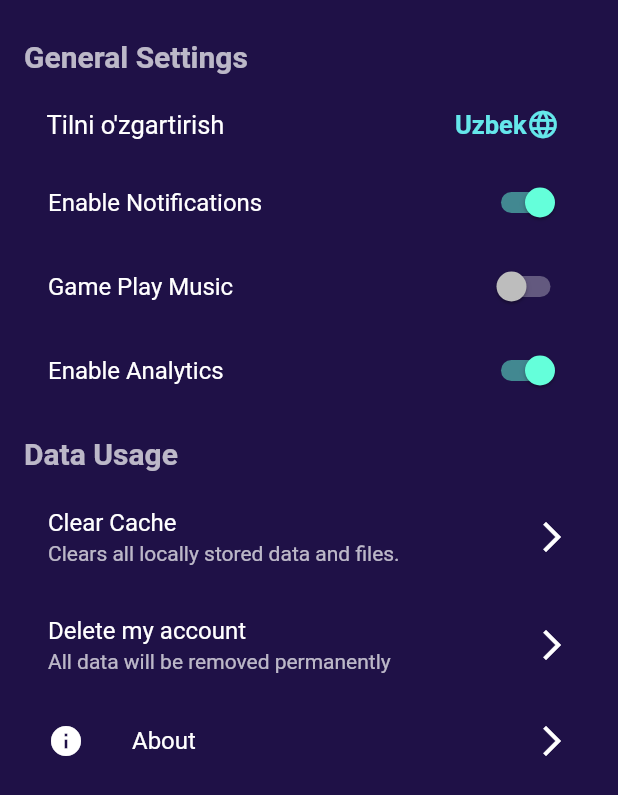
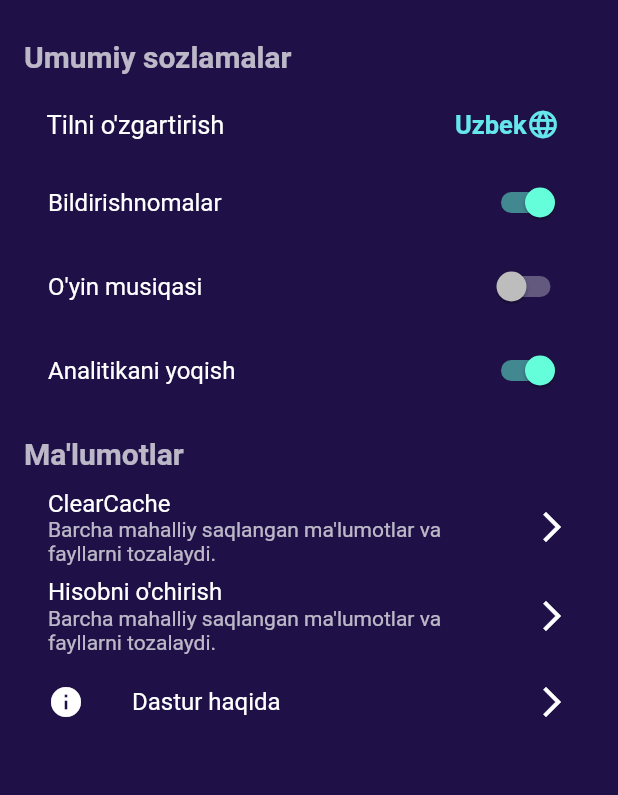
Before and after one commit to Davidbek96/word_champ_game, a Flutter app: the SettingsWidget widget shown alone on an empty page, opened directly, after a tap on "English", on a phone screen of 412 x 824 dp. Shown: the top 795 px of the screen. Run offline on Flutter 3.47's test engine with Material 2 defaults, Android fonts, the phone set to English and light mode, and no system bars; our stand-ins replace audioplayers, cloud_firestore, firebase_auth, firebase_core, firebase_database, flutter_tts and 4 more; missing offline and left inert: flutter_polygon; accounts and stored records are empty; network calls fail.

Commit message:
Settings screen language added

```diff
--- a/lib/screens/home_screen/settings_widget.dart
+++ b/lib/screens/home_screen/settings_widget.dart
@@ -21,11 +21,11 @@ class _SettingsWidgetState extends State<SettingsWidget> {
     return ListView(
       padding: const EdgeInsets.all(16.0),
       children: [
-        const Padding(
+        Padding(
           padding: EdgeInsets.symmetric(vertical: 10.0),
           child: Text(
-            'General Settings',
-            style: TextStyle(
+            'generalSettings'.tr,
+            style: const TextStyle(
               fontSize: 20,
               fontWeight: FontWeight.bold,
             ),
@@ -45,7 +45,7 @@ class _SettingsWidgetState extends State<SettingsWidget> {
           ),
         ),
         SwitchListTile(
-          title: const Text('Enable Notifications'),
+          title: Text('enableNotifications'.tr),
           value: _enableNotifications,
           onChanged: (value) {
             setState(() {
@@ -54,7 +54,7 @@ class _SettingsWidgetState extends State<SettingsWidget> {
           },
         ),
         SwitchListTile(
-          title: const Text('Game Play Music'),
+          title: Text('gamePlayMusic'.tr),
           value: _enableDarkMode,
           onChanged: (value) {
             setState(() {
@@ -63,7 +63,7 @@ class _SettingsWidgetState extends State<SettingsWidget> {
           },
         ),
         SwitchListTile(
-          title: const Text('Enable Analytics'),
+          title: Text('enableAnalytics'.tr),
           value: _enableAnalytics,
           onChanged: (value) {
             setState(() {
@@ -72,29 +72,35 @@ class _SettingsWidgetState extends State<SettingsWidget> {
           },
         ),
         const SizedBox(height: 16),
-        const Text(
-          'Data Usage',
-          style: TextStyle(
+        Text(
+          'dataUsage'.tr,
+          style: const TextStyle(
             fontSize: 20,
             fontWeight: FontWeight.bold,
           ),
         ),
         const SizedBox(height: 8),
         ListTile(
-          title: const Text('Clear Cache'),
-          subtitle: const Text('Clears all locally stored data and files.'),
+          title: Text('ClearCache'.tr),
+          subtitle: Text(
+            'clearCacheDescription'.tr,
+            style: const TextStyle(overflow: TextOverflow.visible),
+          ),
           trailing: const Icon(Icons.arrow_forward_ios),
           onTap: () {},
         ),
         ListTile(
-          title: const Text('Delete my account'),
-          subtitle: const Text('All data will be removed permanently'),
+          title: Text('deleteMyAccount'.tr),
+          subtitle: Text(
+            'deletingDescription'.tr,
+            style: const TextStyle(overflow: TextOverflow.visible),
+          ),
           trailing: const Icon(Icons.arrow_forward_ios),
           onTap: () {},
         ),
         ListTile(
           leading: Icon(Icons.info),
-          title: Text('About'),
+          title: Text('about'.tr),
           trailing: Icon(Icons.arrow_forward_ios),
           onTap: () {
             Get.to(() => AboutScreen());
--- a/lib/screens/languages.dart
+++ b/lib/screens/languages.dart
@@ -30,7 +30,21 @@ class Languages extends Translations {
           "collectionNo": "To'plam",
 
           ///================NEW WORD CHAMP APP======================================
+          //settings screen
+          "generalSettings": "Umumiy sozlamalar",
           "changeLanguage": "Tilni o'zgartirish",
+          "enableNotifications": "Bildirishnomalar",
+          "gamePlayMusic": "O'yin musiqasi",
+          "enableAnalytics": "Analitikani yoqish",
+          "dataUsage": "Ma'lumotlar",
+          "clearCache": "Keshni tozalash",
+          "clearCacheDescription":
+              "Barcha mahalliy saqlangan ma'lumotlar va fayllarni tozalaydi.",
+          "deleteMyAccount": "Hisobni o'chirish",
+          "deletingDescription":
+              "Barcha mahalliy saqlangan ma'lumotlar va fayllarni tozalaydi.",
+          "about": "Dastur haqida",
+
           "home": "Asosiy",
           "settings": "Sozlamalar",
           "profile": "Profil"
@@ -61,7 +75,18 @@ class Languages extends Translations {
           "collectionNo": "Collection",
 
           ///================NEW WORD CHAMP APP======================================
+          //settings screen
+          "generalSettings": "General Settings",
           "changeLanguage": "Change Language",
+          "enableNotifications": "Enable Notifications",
+          "gamePlayMusic": "Game Play Music",
+          "enableAnalytics": "Enable Analytics",
+          "dataUsage": "Data Usage",
+          "clearCache": "Clear Cache",
+          "clearCacheDescription": "Clears all locally stored data and files.",
+          "deleteMyAccount": "Delete my account",
+          "deletingDescription": "All data will be removed permanently",
+          "about": "About",
           "home": "Home",
           "settings": "Settings",
           "profile": "Profile",
```
